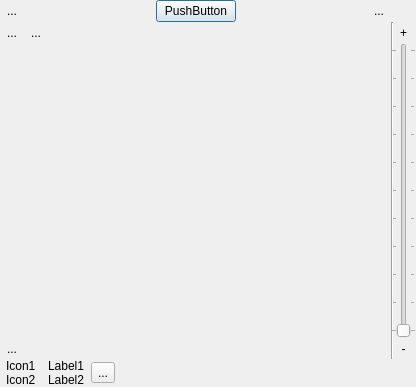
The window that client/mapview.ui (shentok/MoNav) describes before a commit, drawn with Qt 5.
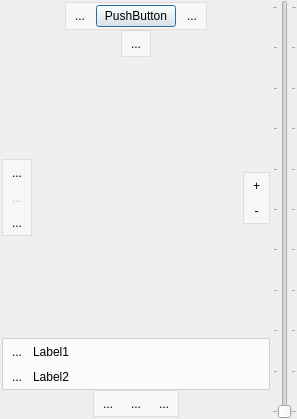
The same window after the commit. Icons and pictures are not drawn. Custom widgets are drawn as their Qt base class.

Commit message:
Client:  - Changed Map View design a bit. I plan to remove the Main Menu as the main window and replace it with the Map View.
GUI stuff I might change in the next days before I'll turn to more
algorithmic problems:
 - finish waypoint support
 - menu-like icon list overlays to replace menus
 - remove Main Menu

What changed in the file:
```diff
--- a/client/mapview.ui
+++ b/client/mapview.ui
@@ -6,8 +6,8 @@
    <rect>
     <x>0</x>
     <y>0</y>
-    <width>416</width>
-    <height>387</height>
+    <width>297</width>
+    <height>419</height>
    </rect>
   </property>
   <property name="sizePolicy">
@@ -19,32 +19,121 @@
   <property name="windowTitle">
    <string>MapView</string>
   </property>
-  <layout class="QGridLayout" name="gridLayout" rowstretch="0,1,0" columnstretch="0,1,0">
+  <layout class="QHBoxLayout" name="horizontalLayout_10">
+   <property name="spacing">
+    <number>0</number>
+   </property>
    <property name="margin">
     <number>0</number>
    </property>
+   <item>
+    <widget class="PaintWidget" name="paintArea" native="true">
+     <layout class="QVBoxLayout" name="verticalLayout_4">
    <property name="spacing">
     <number>0</number>
    </property>
-   <item row="0" column="1">
-    <widget class="QWidget" name="headerWidget" native="true">
-     <property name="sizePolicy">
-      <sizepolicy hsizetype="Preferred" vsizetype="Fixed">
-       <horstretch>0</horstretch>
-       <verstretch>0</verstretch>
-      </sizepolicy>
-     </property>
-     <layout class="QVBoxLayout" name="verticalLayout_2">
+      <property name="margin">
+       <number>2</number>
+      </property>
+      <item>
+       <layout class="QHBoxLayout" name="horizontalLayout_7">
       <property name="spacing">
        <number>0</number>
       </property>
-      <property name="margin">
-       <number>0</number>
-      </property>
+        <item>
+         <spacer name="horizontalSpacer">
+          <property name="orientation">
+           <enum>Qt::Horizontal</enum>
+          </property>
+          <property name="sizeHint" stdset="0">
+           <size>
+            <width>1</width>
+            <height>1</height>
+           </size>
+          </property>
+         </spacer>
+        </item>
       <item>
-       <layout class="QHBoxLayout" name="horizontalLayout">
+         <widget class="QFrame" name="headerWidget">
+          <property name="palette">
+           <palette>
+            <active>
+             <colorrole role="Base">
+              <brush brushstyle="SolidPattern">
+               <color alpha="255">
+                <red>255</red>
+                <green>255</green>
+                <blue>255</blue>
+               </color>
+              </brush>
+             </colorrole>
+             <colorrole role="Window">
+              <brush brushstyle="SolidPattern">
+               <color alpha="128">
+                <red>255</red>
+                <green>255</green>
+                <blue>255</blue>
+               </color>
+              </brush>
+             </colorrole>
+            </active>
+            <inactive>
+             <colorrole role="Base">
+              <brush brushstyle="SolidPattern">
+               <color alpha="255">
+                <red>255</red>
+                <green>255</green>
+                <blue>255</blue>
+               </color>
+              </brush>
+             </colorrole>
+             <colorrole role="Window">
+              <brush brushstyle="SolidPattern">
+               <color alpha="128">
+                <red>255</red>
+                <green>255</green>
+                <blue>255</blue>
+               </color>
+              </brush>
+             </colorrole>
+            </inactive>
+            <disabled>
+             <colorrole role="Base">
+              <brush brushstyle="SolidPattern">
+               <color alpha="128">
+                <red>255</red>
+                <green>255</green>
+                <blue>255</blue>
+               </color>
+              </brush>
+             </colorrole>
+             <colorrole role="Window">
+              <brush brushstyle="SolidPattern">
+               <color alpha="128">
+                <red>255</red>
+                <green>255</green>
+                <blue>255</blue>
+               </color>
+              </brush>
+             </colorrole>
+            </disabled>
+           </palette>
+          </property>
+          <property name="autoFillBackground">
+           <bool>true</bool>
+          </property>
+          <property name="frameShape">
+           <enum>QFrame::StyledPanel</enum>
+          </property>
+          <property name="frameShadow">
+           <enum>QFrame::Raised</enum>
+          </property>
+          <layout class="QHBoxLayout" name="horizontalLayout_6">
         <property name="spacing">
-         <number>6</number>
+            <number>4</number>
+           </property>
+           <property name="margin">
+            <number>2</number>
         </property>
         <item>
          <widget class="QToolButton" name="previousButton">
@@ -60,19 +149,6 @@
           </property>
          </widget>
         </item>
-        <item>
-         <spacer name="horizontalSpacer">
-          <property name="orientation">
-           <enum>Qt::Horizontal</enum>
-          </property>
-          <property name="sizeHint" stdset="0">
-           <size>
-            <width>40</width>
-            <height>20</height>
-           </size>
-          </property>
-         </spacer>
-        </item>
         <item>
          <widget class="QPushButton" name="headerLabel">
           <property name="text">
@@ -80,19 +156,6 @@
           </property>
          </widget>
         </item>
-        <item>
-         <spacer name="horizontalSpacer_2">
-          <property name="orientation">
-           <enum>Qt::Horizontal</enum>
-          </property>
-          <property name="sizeHint" stdset="0">
-           <size>
-            <width>40</width>
-            <height>20</height>
-           </size>
-          </property>
-         </spacer>
-        </item>
         <item>
          <widget class="QToolButton" name="nextButton">
           <property name="text">
@@ -108,21 +171,447 @@
          </widget>
         </item>
        </layout>
-      </item>
-     </layout>
-    </widget>
-   </item>
-   <item row="1" column="2">
-    <widget class="Line" name="line_3">
+         </widget>
+        </item>
+        <item>
+         <spacer name="horizontalSpacer_2">
+          <property name="orientation">
+           <enum>Qt::Horizontal</enum>
+          </property>
+          <property name="sizeHint" stdset="0">
+           <size>
+            <width>1</width>
+            <height>1</height>
+           </size>
+          </property>
+         </spacer>
+        </item>
+       </layout>
+      </item>
+      <item>
+       <layout class="QHBoxLayout" name="horizontalLayout_4">
+        <property name="spacing">
+         <number>0</number>
+        </property>
+        <item>
+         <spacer name="horizontalSpacer_6">
+          <property name="orientation">
+           <enum>Qt::Horizontal</enum>
+          </property>
+          <property name="sizeHint" stdset="0">
+           <size>
+            <width>1</width>
+            <height>1</height>
+           </size>
+          </property>
+         </spacer>
+        </item>
+        <item>
+         <widget class="QFrame" name="lockWidget">
+          <property name="palette">
+           <palette>
+            <active>
+             <colorrole role="Base">
+              <brush brushstyle="SolidPattern">
+               <color alpha="255">
+                <red>255</red>
+                <green>255</green>
+                <blue>255</blue>
+               </color>
+              </brush>
+             </colorrole>
+             <colorrole role="Window">
+              <brush brushstyle="SolidPattern">
+               <color alpha="128">
+                <red>255</red>
+                <green>255</green>
+                <blue>255</blue>
+               </color>
+              </brush>
+             </colorrole>
+            </active>
+            <inactive>
+             <colorrole role="Base">
+              <brush brushstyle="SolidPattern">
+               <color alpha="255">
+                <red>255</red>
+                <green>255</green>
+                <blue>255</blue>
+               </color>
+              </brush>
+             </colorrole>
+             <colorrole role="Window">
+              <brush brushstyle="SolidPattern">
+               <color alpha="128">
+                <red>255</red>
+                <green>255</green>
+                <blue>255</blue>
+               </color>
+              </brush>
+             </colorrole>
+            </inactive>
+            <disabled>
+             <colorrole role="Base">
+              <brush brushstyle="SolidPattern">
+               <color alpha="128">
+                <red>255</red>
+                <green>255</green>
+                <blue>255</blue>
+               </color>
+              </brush>
+             </colorrole>
+             <colorrole role="Window">
+              <brush brushstyle="SolidPattern">
+               <color alpha="128">
+                <red>255</red>
+                <green>255</green>
+                <blue>255</blue>
+               </color>
+              </brush>
+             </colorrole>
+            </disabled>
+           </palette>
+          </property>
+          <property name="autoFillBackground">
+           <bool>true</bool>
+          </property>
+          <property name="frameShape">
+           <enum>QFrame::StyledPanel</enum>
+          </property>
+          <property name="frameShadow">
+           <enum>QFrame::Raised</enum>
+          </property>
+          <layout class="QHBoxLayout" name="horizontalLayout">
+           <property name="spacing">
+            <number>4</number>
+           </property>
+           <property name="margin">
+            <number>2</number>
+           </property>
+           <item>
+            <widget class="QToolButton" name="lockButton">
+             <property name="focusPolicy">
+              <enum>Qt::NoFocus</enum>
+             </property>
+             <property name="text">
+              <string>...</string>
+             </property>
+             <property name="icon">
+              <iconset resource="images.qrc">
+               <normaloff>:/images/oxygen/emblem-unlocked.png</normaloff>:/images/oxygen/emblem-unlocked.png</iconset>
+             </property>
+             <property name="checkable">
+              <bool>true</bool>
+             </property>
+             <property name="autoRaise">
+              <bool>true</bool>
+             </property>
+            </widget>
+           </item>
+          </layout>
+         </widget>
+        </item>
+        <item>
+         <spacer name="horizontalSpacer_7">
      <property name="orientation">
+           <enum>Qt::Horizontal</enum>
+          </property>
+          <property name="sizeHint" stdset="0">
+           <size>
+            <width>1</width>
+            <height>1</height>
+           </size>
+          </property>
+         </spacer>
+        </item>
+       </layout>
+      </item>
+      <item>
+       <layout class="QHBoxLayout" name="horizontalLayout_8">
+        <item>
+         <layout class="QVBoxLayout" name="verticalLayout_5">
+          <property name="spacing">
+           <number>0</number>
+          </property>
+          <item>
+           <spacer name="verticalSpacer_6">
+            <property name="orientation">
       <enum>Qt::Vertical</enum>
      </property>
-    </widget>
-   </item>
-   <item row="1" column="2">
-    <layout class="QVBoxLayout" name="zoom" stretch="0,1,0">
+            <property name="sizeHint" stdset="0">
+             <size>
+              <width>1</width>
+              <height>1</height>
+             </size>
+            </property>
+           </spacer>
+          </item>
+          <item>
+           <widget class="QFrame" name="waypointsWidget">
+            <property name="palette">
+             <palette>
+              <active>
+               <colorrole role="Base">
+                <brush brushstyle="SolidPattern">
+                 <color alpha="255">
+                  <red>255</red>
+                  <green>255</green>
+                  <blue>255</blue>
+                 </color>
+                </brush>
+               </colorrole>
+               <colorrole role="Window">
+                <brush brushstyle="SolidPattern">
+                 <color alpha="128">
+                  <red>255</red>
+                  <green>255</green>
+                  <blue>255</blue>
+                 </color>
+                </brush>
+               </colorrole>
+              </active>
+              <inactive>
+               <colorrole role="Base">
+                <brush brushstyle="SolidPattern">
+                 <color alpha="255">
+                  <red>255</red>
+                  <green>255</green>
+                  <blue>255</blue>
+                 </color>
+                </brush>
+               </colorrole>
+               <colorrole role="Window">
+                <brush brushstyle="SolidPattern">
+                 <color alpha="128">
+                  <red>255</red>
+                  <green>255</green>
+                  <blue>255</blue>
+                 </color>
+                </brush>
+               </colorrole>
+              </inactive>
+              <disabled>
+               <colorrole role="Base">
+                <brush brushstyle="SolidPattern">
+                 <color alpha="128">
+                  <red>255</red>
+                  <green>255</green>
+                  <blue>255</blue>
+                 </color>
+                </brush>
+               </colorrole>
+               <colorrole role="Window">
+                <brush brushstyle="SolidPattern">
+                 <color alpha="128">
+                  <red>255</red>
+                  <green>255</green>
+                  <blue>255</blue>
+                 </color>
+                </brush>
+               </colorrole>
+              </disabled>
+             </palette>
+            </property>
+            <property name="autoFillBackground">
+             <bool>true</bool>
+            </property>
+            <property name="frameShape">
+             <enum>QFrame::StyledPanel</enum>
+            </property>
+            <property name="frameShadow">
+             <enum>QFrame::Raised</enum>
+            </property>
+            <layout class="QVBoxLayout" name="verticalLayout_2">
+             <property name="spacing">
+              <number>4</number>
+             </property>
+             <property name="margin">
+              <number>2</number>
+             </property>
+             <item>
+              <widget class="QToolButton" name="target">
+               <property name="focusPolicy">
+                <enum>Qt::NoFocus</enum>
+               </property>
+               <property name="text">
+                <string>...</string>
+               </property>
+               <property name="icon">
+                <iconset resource="images.qrc">
+                 <normaloff>:/images/target.png</normaloff>:/images/target.png</iconset>
+               </property>
+               <property name="autoRaise">
+                <bool>true</bool>
+               </property>
+              </widget>
+             </item>
+             <item>
+              <widget class="QToolButton" name="addWaypoint">
+               <property name="enabled">
+                <bool>false</bool>
+               </property>
+               <property name="focusPolicy">
+                <enum>Qt::NoFocus</enum>
+               </property>
+               <property name="text">
+                <string>...</string>
+               </property>
+               <property name="icon">
+                <iconset resource="images.qrc">
+                 <normaloff>:/images/oxygen/list-add.png</normaloff>:/images/oxygen/list-add.png</iconset>
+               </property>
+               <property name="autoRaise">
+                <bool>true</bool>
+               </property>
+              </widget>
+             </item>
+             <item>
+              <widget class="QToolButton" name="source">
+               <property name="focusPolicy">
+                <enum>Qt::NoFocus</enum>
+               </property>
+               <property name="text">
+                <string>...</string>
+               </property>
+               <property name="icon">
+                <iconset resource="images.qrc">
+                 <normaloff>:/images/source.png</normaloff>:/images/source.png</iconset>
+               </property>
+               <property name="autoRaise">
+                <bool>true</bool>
+               </property>
+              </widget>
+             </item>
+            </layout>
+           </widget>
+          </item>
+          <item>
+           <spacer name="verticalSpacer_5">
+            <property name="orientation">
+             <enum>Qt::Vertical</enum>
+            </property>
+            <property name="sizeHint" stdset="0">
+             <size>
+              <width>1</width>
+              <height>1</height>
+             </size>
+            </property>
+           </spacer>
+          </item>
+         </layout>
+        </item>
+        <item>
+         <spacer name="horizontalSpacer_3">
+          <property name="orientation">
+           <enum>Qt::Horizontal</enum>
+          </property>
+          <property name="sizeHint" stdset="0">
+           <size>
+            <width>1</width>
+            <height>1</height>
+           </size>
+          </property>
+         </spacer>
+        </item>
+        <item>
+         <layout class="QVBoxLayout" name="verticalLayout_6">
      <property name="spacing">
       <number>0</number>
+          </property>
+          <item>
+           <spacer name="verticalSpacer_3">
+            <property name="orientation">
+             <enum>Qt::Vertical</enum>
+            </property>
+            <property name="sizeHint" stdset="0">
+             <size>
+              <width>1</width>
+              <height>1</height>
+             </size>
+            </property>
+           </spacer>
+          </item>
+          <item>
+           <widget class="QFrame" name="zoomWidget">
+            <property name="palette">
+             <palette>
+              <active>
+               <colorrole role="Base">
+                <brush brushstyle="SolidPattern">
+                 <color alpha="255">
+                  <red>255</red>
+                  <green>255</green>
+                  <blue>255</blue>
+                 </color>
+                </brush>
+               </colorrole>
+               <colorrole role="Window">
+                <brush brushstyle="SolidPattern">
+                 <color alpha="128">
+                  <red>255</red>
+                  <green>255</green>
+                  <blue>255</blue>
+                 </color>
+                </brush>
+               </colorrole>
+              </active>
+              <inactive>
+               <colorrole role="Base">
+                <brush brushstyle="SolidPattern">
+                 <color alpha="255">
+                  <red>255</red>
+                  <green>255</green>
+                  <blue>255</blue>
+                 </color>
+                </brush>
+               </colorrole>
+               <colorrole role="Window">
+                <brush brushstyle="SolidPattern">
+                 <color alpha="128">
+                  <red>255</red>
+                  <green>255</green>
+                  <blue>255</blue>
+                 </color>
+                </brush>
+               </colorrole>
+              </inactive>
+              <disabled>
+               <colorrole role="Base">
+                <brush brushstyle="SolidPattern">
+                 <color alpha="128">
+                  <red>255</red>
+                  <green>255</green>
+                  <blue>255</blue>
+                 </color>
+                </brush>
+               </colorrole>
+               <colorrole role="Window">
+                <brush brushstyle="SolidPattern">
+                 <color alpha="128">
+                  <red>255</red>
+                  <green>255</green>
+                  <blue>255</blue>
+                 </color>
+                </brush>
+               </colorrole>
+              </disabled>
+             </palette>
+            </property>
+            <property name="autoFillBackground">
+             <bool>true</bool>
+            </property>
+            <property name="frameShape">
+             <enum>QFrame::StyledPanel</enum>
+            </property>
+            <property name="frameShadow">
+             <enum>QFrame::Raised</enum>
+            </property>
+            <layout class="QVBoxLayout" name="verticalLayout">
+             <property name="spacing">
+              <number>4</number>
+             </property>
+             <property name="margin">
+              <number>2</number>
      </property>
      <item>
       <widget class="QToolButton" name="zoomIn">
@@ -147,28 +636,6 @@
        </property>
       </widget>
      </item>
-     <item>
-      <widget class="QSlider" name="zoomBar">
-       <property name="sizePolicy">
-        <sizepolicy hsizetype="Minimum" vsizetype="Expanding">
-         <horstretch>0</horstretch>
-         <verstretch>0</verstretch>
-        </sizepolicy>
-       </property>
-       <property name="maximum">
-        <number>10</number>
-       </property>
-       <property name="pageStep">
-        <number>1</number>
-       </property>
-       <property name="orientation">
-        <enum>Qt::Vertical</enum>
-       </property>
-       <property name="tickPosition">
-        <enum>QSlider::TicksBothSides</enum>
-       </property>
-      </widget>
-     </item>
      <item>
       <widget class="QToolButton" name="zoomOut">
        <property name="sizePolicy">
@@ -193,50 +660,164 @@
       </widget>
      </item>
     </layout>
-   </item>
-   <item row="2" column="1">
-    <widget class="QWidget" name="infoWidget" native="true">
-     <layout class="QHBoxLayout" name="horizontalLayout_2" stretch="0,0,1">
-      <property name="spacing">
-       <number>0</number>
-      </property>
-      <property name="margin">
-       <number>0</number>
-      </property>
+           </widget>
+          </item>
+          <item>
+           <spacer name="verticalSpacer">
+            <property name="orientation">
+             <enum>Qt::Vertical</enum>
+            </property>
+            <property name="sizeHint" stdset="0">
+             <size>
+              <width>1</width>
+              <height>1</height>
+             </size>
+            </property>
+           </spacer>
+          </item>
+         </layout>
+        </item>
+       </layout>
+      </item>
       <item>
+       <widget class="QFrame" name="infoWidget">
+        <property name="palette">
+         <palette>
+          <active>
+           <colorrole role="Base">
+            <brush brushstyle="SolidPattern">
+             <color alpha="255">
+              <red>255</red>
+              <green>255</green>
+              <blue>255</blue>
+             </color>
+            </brush>
+           </colorrole>
+           <colorrole role="Window">
+            <brush brushstyle="SolidPattern">
+             <color alpha="192">
+              <red>255</red>
+              <green>255</green>
+              <blue>255</blue>
+             </color>
+            </brush>
+           </colorrole>
+          </active>
+          <inactive>
+           <colorrole role="Base">
+            <brush brushstyle="SolidPattern">
+             <color alpha="255">
+              <red>255</red>
+              <green>255</green>
+              <blue>255</blue>
+             </color>
+            </brush>
+           </colorrole>
+           <colorrole role="Window">
+            <brush brushstyle="SolidPattern">
+             <color alpha="192">
+              <red>255</red>
+              <green>255</green>
+              <blue>255</blue>
+             </color>
+            </brush>
+           </colorrole>
+          </inactive>
+          <disabled>
+           <colorrole role="Base">
+            <brush brushstyle="SolidPattern">
+             <color alpha="192">
+              <red>255</red>
+              <green>255</green>
+              <blue>255</blue>
+             </color>
+            </brush>
+           </colorrole>
+           <colorrole role="Window">
+            <brush brushstyle="SolidPattern">
+             <color alpha="192">
+              <red>255</red>
+              <green>255</green>
+              <blue>255</blue>
+             </color>
+            </brush>
+           </colorrole>
+          </disabled>
+         </palette>
+        </property>
+        <property name="autoFillBackground">
+         <bool>true</bool>
+        </property>
+        <property name="frameShape">
+         <enum>QFrame::StyledPanel</enum>
+        </property>
+        <property name="frameShadow">
+         <enum>QFrame::Raised</enum>
+        </property>
        <layout class="QVBoxLayout" name="verticalLayout_3">
         <property name="spacing">
-         <number>0</number>
+          <number>4</number>
+         </property>
+         <property name="margin">
+          <number>2</number>
         </property>
         <item>
-         <layout class="QHBoxLayout" name="description1" stretch="0,1">
+          <layout class="QHBoxLayout" name="horizontalLayout_3">
           <property name="spacing">
-           <number>12</number>
-          </property>
-          <property name="leftMargin">
-           <number>6</number>
-          </property>
-          <property name="rightMargin">
-           <number>6</number>
+            <number>4</number>
           </property>
           <item>
-           <widget class="QLabel" name="infoIcon1">
-            <property name="maximumSize">
-             <size>
-              <width>64</width>
-              <height>64</height>
-             </size>
+            <widget class="QToolButton" name="infoIcon1">
+             <property name="focusPolicy">
+              <enum>Qt::NoFocus</enum>
             </property>
             <property name="text">
-             <string>Icon1</string>
-            </property>
-            <property name="scaledContents">
+              <string>...</string>
+             </property>
+             <property name="autoRaise">
              <bool>true</bool>
             </property>
            </widget>
           </item>
           <item>
            <widget class="QLabel" name="infoLabel1">
+             <property name="palette">
+              <palette>
+               <active>
+                <colorrole role="WindowText">
+                 <brush brushstyle="SolidPattern">
+                  <color alpha="255">
+                   <red>0</red>
+                   <green>0</green>
+                   <blue>0</blue>
+                  </color>
+                 </brush>
+                </colorrole>
+               </active>
+               <inactive>
+                <colorrole role="WindowText">
+                 <brush brushstyle="SolidPattern">
+                  <color alpha="255">
+                   <red>0</red>
+                   <green>0</green>
+                   <blue>0</blue>
+                  </color>
+                 </brush>
+                </colorrole>
+               </inactive>
+               <disabled>
+                <colorrole role="WindowText">
+                 <brush brushstyle="SolidPattern">
+                  <color alpha="255">
+                   <red>144</red>
+                   <green>144</green>
+                   <blue>144</blue>
+                  </color>
+                 </brush>
+                </colorrole>
+               </disabled>
+              </palette>
+             </property>
             <property name="text">
              <string>Label1</string>
             </property>
@@ -248,34 +829,62 @@
          </layout>
         </item>
         <item>
-         <layout class="QHBoxLayout" name="description2" stretch="0,1">
+          <layout class="QHBoxLayout" name="horizontalLayout_9">
           <property name="spacing">
-           <number>12</number>
-          </property>
-          <property name="leftMargin">
-           <number>6</number>
-          </property>
-          <property name="rightMargin">
-           <number>6</number>
+            <number>4</number>
           </property>
           <item>
-           <widget class="QLabel" name="infoIcon2">
-            <property name="maximumSize">
-             <size>
-              <width>64</width>
-              <height>64</height>
-             </size>
+            <widget class="QToolButton" name="infoIcon2">
+             <property name="focusPolicy">
+              <enum>Qt::NoFocus</enum>
             </property>
             <property name="text">
-             <string>Icon2</string>
-            </property>
-            <property name="scaledContents">
+              <string>...</string>
+             </property>
+             <property name="autoRaise">
              <bool>true</bool>
             </property>
            </widget>
           </item>
           <item>
            <widget class="QLabel" name="infoLabel2">
+             <property name="palette">
+              <palette>
+               <active>
+                <colorrole role="WindowText">
+                 <brush brushstyle="SolidPattern">
+                  <color alpha="255">
+                   <red>0</red>
+                   <green>0</green>
+                   <blue>0</blue>
+                  </color>
+                 </brush>
+                </colorrole>
+               </active>
+               <inactive>
+                <colorrole role="WindowText">
+                 <brush brushstyle="SolidPattern">
+                  <color alpha="255">
+                   <red>0</red>
+                   <green>0</green>
+                   <blue>0</blue>
+                  </color>
+                 </brush>
+                </colorrole>
+               </inactive>
+               <disabled>
+                <colorrole role="WindowText">
+                 <brush brushstyle="SolidPattern">
+                  <color alpha="255">
+                   <red>144</red>
+                   <green>144</green>
+                   <blue>144</blue>
+                  </color>
+                 </brush>
+                </colorrole>
+               </disabled>
+              </palette>
+             </property>
             <property name="text">
              <string>Label2</string>
             </property>
@@ -287,101 +896,113 @@
          </layout>
         </item>
        </layout>
-      </item>
-      <item>
-       <widget class="QToolButton" name="infoButton">
-        <property name="text">
-         <string>...</string>
-        </property>
        </widget>
       </item>
       <item>
-       <spacer name="infoSpacer">
+       <layout class="QHBoxLayout" name="horizontalLayout_2">
+        <property name="spacing">
+         <number>0</number>
+        </property>
+        <item>
+         <spacer name="horizontalSpacer_5">
         <property name="orientation">
          <enum>Qt::Horizontal</enum>
         </property>
         <property name="sizeHint" stdset="0">
          <size>
-          <width>40</width>
-          <height>20</height>
+            <width>1</width>
+            <height>1</height>
          </size>
         </property>
        </spacer>
       </item>
-     </layout>
-    </widget>
-   </item>
-   <item row="1" column="1">
-    <widget class="PaintWidget" name="paintArea" native="true">
-     <layout class="QVBoxLayout" name="verticalLayout">
+        <item>
+         <widget class="QFrame" name="menuWidget">
+          <property name="palette">
+           <palette>
+            <active>
+             <colorrole role="Base">
+              <brush brushstyle="SolidPattern">
+               <color alpha="255">
+                <red>255</red>
+                <green>255</green>
+                <blue>255</blue>
+               </color>
+              </brush>
+             </colorrole>
+             <colorrole role="Window">
+              <brush brushstyle="SolidPattern">
+               <color alpha="128">
+                <red>255</red>
+                <green>255</green>
+                <blue>255</blue>
+               </color>
+              </brush>
+             </colorrole>
+            </active>
+            <inactive>
+             <colorrole role="Base">
+              <brush brushstyle="SolidPattern">
+               <color alpha="255">
+                <red>255</red>
+                <green>255</green>
+                <blue>255</blue>
+               </color>
+              </brush>
+             </colorrole>
+             <colorrole role="Window">
+              <brush brushstyle="SolidPattern">
+               <color alpha="128">
+                <red>255</red>
+                <green>255</green>
+                <blue>255</blue>
+               </color>
+              </brush>
+             </colorrole>
+            </inactive>
+            <disabled>
+             <colorrole role="Base">
+              <brush brushstyle="SolidPattern">
+               <color alpha="128">
+                <red>255</red>
+                <green>255</green>
+                <blue>255</blue>
+               </color>
+              </brush>
+             </colorrole>
+             <colorrole role="Window">
+              <brush brushstyle="SolidPattern">
+               <color alpha="128">
+                <red>255</red>
+                <green>255</green>
+                <blue>255</blue>
+               </color>
+              </brush>
+             </colorrole>
+            </disabled>
+           </palette>
+          </property>
+          <property name="autoFillBackground">
+           <bool>true</bool>
+          </property>
+          <property name="frameShape">
+           <enum>QFrame::StyledPanel</enum>
+          </property>
+          <property name="frameShadow">
+           <enum>QFrame::Raised</enum>
+          </property>
+          <layout class="QHBoxLayout" name="horizontalLayout_5">
       <property name="spacing">
-       <number>0</number>
+            <number>4</number>
       </property>
       <property name="margin">
-       <number>0</number>
+            <number>2</number>
       </property>
       <item>
-       <layout class="QHBoxLayout" name="horizontalLayout_4">
-        <item>
-         <widget class="QToolButton" name="modeButton">
-          <property name="text">
-           <string>...</string>
-          </property>
-          <property name="icon">
-           <iconset resource="images.qrc">
-            <normaloff>:/images/target.png</normaloff>:/images/target.png</iconset>
-          </property>
-          <property name="autoRaise">
-           <bool>true</bool>
-          </property>
-         </widget>
-        </item>
-        <item>
-         <widget class="QToolButton" name="lockButton">
-          <property name="text">
-           <string>...</string>
-          </property>
-          <property name="icon">
-           <iconset resource="images.qrc">
-            <normaloff>:/images/oxygen/emblem-unlocked.png</normaloff>:/images/oxygen/emblem-unlocked.png</iconset>
-          </property>
-          <property name="autoRaise">
-           <bool>true</bool>
-          </property>
-         </widget>
-        </item>
-        <item>
-         <spacer name="horizontalSpacer_4">
-          <property name="orientation">
-           <enum>Qt::Horizontal</enum>
-          </property>
-          <property name="sizeHint" stdset="0">
-           <size>
-            <width>40</width>
-            <height>20</height>
-           </size>
-          </property>
-         </spacer>
-        </item>
-       </layout>
-      </item>
-      <item>
-       <spacer name="verticalSpacer">
-        <property name="orientation">
-         <enum>Qt::Vertical</enum>
-        </property>
-        <property name="sizeHint" stdset="0">
-         <size>
-          <width>20</width>
-          <height>270</height>
-         </size>
-        </property>
-       </spacer>
-      </item>
-      <item>
-       <layout class="QHBoxLayout" name="horizontalLayout_3">
-        <item>
-         <widget class="QToolButton" name="menuButton">
+            <widget class="QToolButton" name="tools">
+             <property name="focusPolicy">
+              <enum>Qt::NoFocus</enum>
+             </property>
           <property name="text">
            <string>...</string>
           </property>
@@ -395,14 +1016,51 @@
          </widget>
         </item>
         <item>
-         <spacer name="horizontalSpacer_3">
+            <widget class="QToolButton" name="show">
+             <property name="focusPolicy">
+              <enum>Qt::NoFocus</enum>
+             </property>
+             <property name="text">
+              <string>...</string>
+             </property>
+             <property name="icon">
+              <iconset resource="images.qrc">
+               <normaloff>:/images/oxygen/go-next.png</normaloff>:/images/oxygen/go-next.png</iconset>
+             </property>
+             <property name="autoRaise">
+              <bool>true</bool>
+             </property>
+            </widget>
+           </item>
+           <item>
+            <widget class="QToolButton" name="settings">
+             <property name="focusPolicy">
+              <enum>Qt::NoFocus</enum>
+             </property>
+             <property name="text">
+              <string>...</string>
+             </property>
+             <property name="icon">
+              <iconset resource="images.qrc">
+               <normaloff>:/images/oxygen/configure.png</normaloff>:/images/oxygen/configure.png</iconset>
+             </property>
+             <property name="autoRaise">
+              <bool>true</bool>
+             </property>
+            </widget>
+           </item>
+          </layout>
+         </widget>
+        </item>
+        <item>
+         <spacer name="horizontalSpacer_8">
           <property name="orientation">
            <enum>Qt::Horizontal</enum>
           </property>
           <property name="sizeHint" stdset="0">
            <size>
-            <width>40</width>
-            <height>20</height>
+            <width>1</width>
+            <height>1</height>
            </size>
           </property>
          </spacer>
@@ -412,6 +1070,28 @@
      </layout>
     </widget>
    </item>
+   <item>
+    <widget class="QSlider" name="zoomBar">
+     <property name="sizePolicy">
+      <sizepolicy hsizetype="Minimum" vsizetype="Expanding">
+       <horstretch>0</horstretch>
+       <verstretch>0</verstretch>
+      </sizepolicy>
+     </property>
+     <property name="maximum">
+      <number>10</number>
+     </property>
+     <property name="pageStep">
+      <number>1</number>
+     </property>
+     <property name="orientation">
+      <enum>Qt::Vertical</enum>
+     </property>
+     <property name="tickPosition">
+      <enum>QSlider::TicksBothSides</enum>
+     </property>
+    </widget>
+   </item>
   </layout>
  </widget>
  <customwidgets>
```
Left out of the diff: 71 changed lines with no effect on the pictures. Lines whose indentation alone changed are shown as unchanged. The commit also changes 19 other files.
